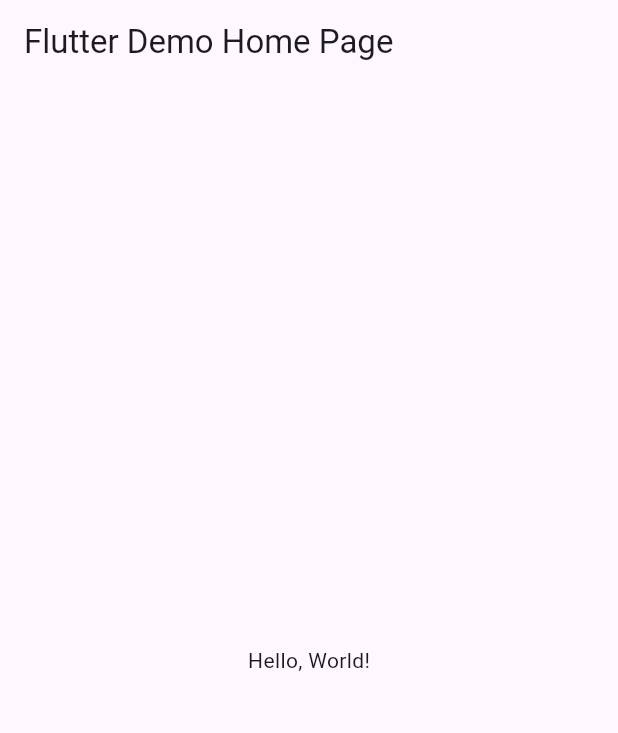
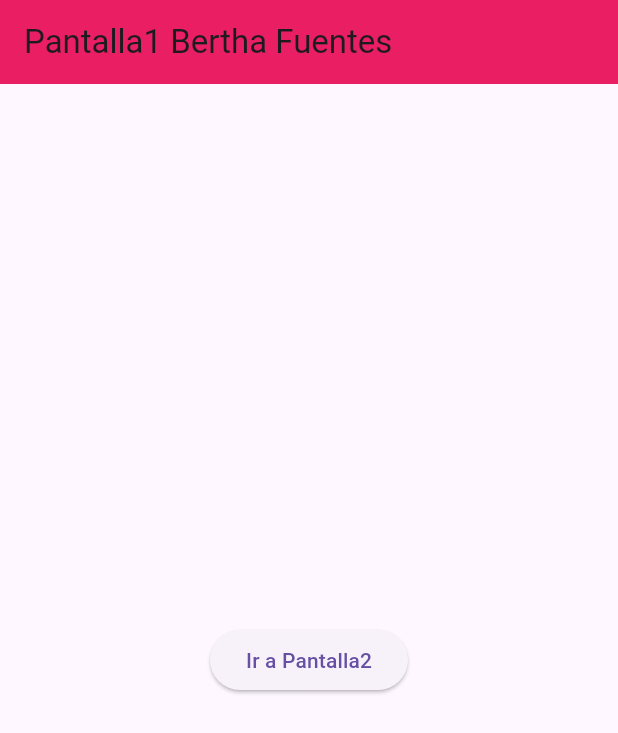
Before and after one commit to BerthaAreliFuentesRodriguez/p12_EntrePaginas-6J, a Flutter app: the screen it shows after launch, on a phone screen of 412 x 824 dp. Shown: the top 733 px of the screen. Run offline on Flutter 3.47's test engine with Material 3 defaults, Android fonts, the phone set to English and light mode, and no system bars.

Commit message:
pantallas

```diff
--- a/lib/main.dart
+++ b/lib/main.dart
@@ -1,43 +1,21 @@
 import 'package:flutter/material.dart';
+import 'package:FuentesRodriguez/pantalla1.dart';
+import 'package:FuentesRodriguez/pantalla2.dart';
 
-void main() => runApp(MyApp());
+void main() => runApp(AppEntrePagin());
 
-class MyApp extends StatelessWidget {
-  const MyApp({super.key});
-  // This widget is the root of your application.
+class AppEntrePagin extends StatelessWidget {
+  const AppEntrePagin({Key? key}) : super(key: key);
+
   @override
   Widget build(BuildContext context) {
     return MaterialApp(
-      // Application name
-      title: 'Flutter Hello World',
-      // Application theme data, you can set the colors for the application as
-      // you want
-      theme: ThemeData(
-        // useMaterial3: true,
-        primarySwatch: Colors.blue,
-      ),
-      // A widget which will be started on application startup
-      home: MyHomePage(title: 'Flutter Demo Home Page'),
-    );
-  }
-}
-
-class MyHomePage extends StatelessWidget {
-  final String title;
-  const MyHomePage({super.key, required this.title});
-
-  @override
-  Widget build(BuildContext context) {
-    return Scaffold(
-      appBar: AppBar(
-        // The title text which will be shown on the action bar
-        title: Text(title),
-      ),
-      body: Center(
-        child: Text(
-          'Hello, World!',
-        ),
-      ),
-    );
-  }
-}
+      title: "Web Bertha Fuentes",
+      initialRoute: "/",
+      routes: {
+        "/": (context) => Pantalla1(),
+        "/pantalla2": (context) => Pantalla2(),
+      }, //ruta entrepaginas
+    ); //return material
+  } //widget
+} //Clase app entrepaginas
--- /dev/null
+++ b/lib/pantalla1.dart
@@ -0,0 +1,26 @@
+import 'package:flutter/material.dart';
+import 'package:FuentesRodriguez/pantalla2.dart';
+
+class Pantalla1 extends StatelessWidget {
+  const Pantalla1({Key? key}) : super(key: key);
+
+  @override
+  Widget build(BuildContext context) {
+    return Scaffold(
+      appBar: AppBar(
+        title: Text('Pantalla1 Bertha Fuentes'),
+        backgroundColor: Colors.pink,
+      ),
+      body: Center(
+          child: ElevatedButton(
+        child: const Text("Ir a Pantalla2"),
+        onPressed: () {
+          Colors.brown;
+          Navigator.pushNamed(context, "/pantalla2",
+              arguments: "La mensa Pantalla 1"); //fin navigator
+        }, //fin onPressed Presionando boton
+      ) //fin elevatebutton
+          ),
+    );
+  } //fin de widget
+} //fin clase Pantalla1
```
Also changed, not shown: lib/pantalla2.dart (added, +31 -0 lines).
